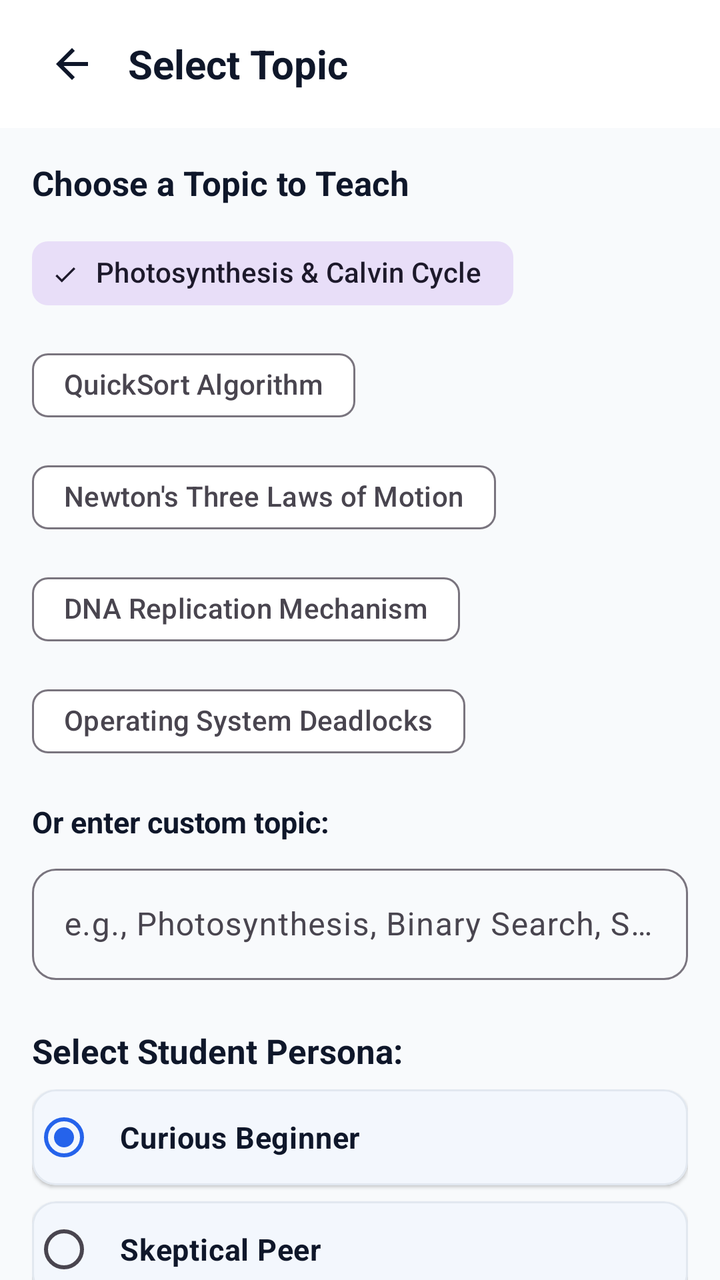
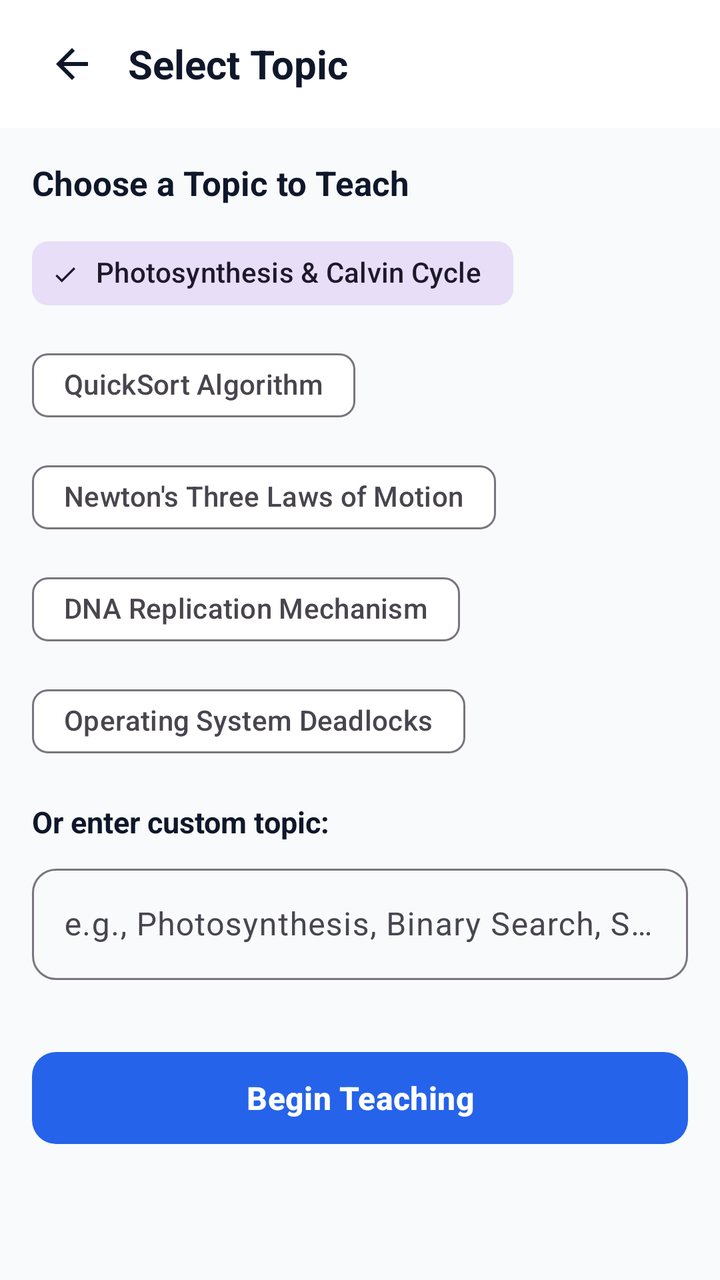

The first picture is an Android layout as it rendered before a commit; the second is the same layout after the commit. The layout source and the unified diff follow.
<!-- AndroidManifest.xml: application theme Theme.EduMate -->
<!-- res/layout/activity_topic_selection.xml -->
<?xml version="1.0" encoding="utf-8"?>
<androidx.coordinatorlayout.widget.CoordinatorLayout xmlns:android="http://schemas.android.com/apk/res/android"
    xmlns:app="http://schemas.android.com/apk/res-auto"
    android:layout_width="match_parent"
    android:layout_height="match_parent"
    android:background="@color/background">

    <com.google.android.material.appbar.AppBarLayout
        android:layout_width="match_parent"
        android:layout_height="wrap_content"
        android:background="@color/surface"
        app:elevation="1dp">

        <androidx.appcompat.widget.Toolbar
            android:id="@+id/toolbar"
            android:layout_width="match_parent"
            android:layout_height="?attr/actionBarSize">

            <LinearLayout
                android:layout_width="match_parent"
                android:layout_height="match_parent"
                android:gravity="center_vertical"
                android:orientation="horizontal">

                <ImageButton
                    android:id="@+id/btn_back"
                    android:layout_width="40dp"
                    android:layout_height="40dp"
                    android:background="?attr/selectableItemBackgroundBorderless"
                    android:contentDescription="Back"
                    android:src="@drawable/ic_arrow_back" />

                <TextView
                    android:layout_width="wrap_content"
                    android:layout_height="wrap_content"
                    android:layout_marginStart="8dp"
                    android:text="@string/title_topic_selection"
                    android:textColor="@color/text_primary"
                    android:textSize="20sp"
                    android:textStyle="bold" />
            </LinearLayout>
        </androidx.appcompat.widget.Toolbar>
    </com.google.android.material.appbar.AppBarLayout>

    <androidx.core.widget.NestedScrollView
        android:layout_width="match_parent"
        android:layout_height="match_parent"
        android:fillViewport="true"
        app:layout_behavior="@string/appbar_scrolling_view_behavior">

        <LinearLayout
            android:layout_width="match_parent"
            android:layout_height="wrap_content"
            android:orientation="vertical"
            android:padding="16dp">

            
            <TextView
                android:layout_width="wrap_content"
                android:layout_height="wrap_content"
                android:layout_marginBottom="10dp"
                android:text="@string/topic_choose_preset"
                android:textColor="@color/text_primary"
                android:textSize="17sp"
                android:textStyle="bold" />

            <com.google.android.material.chip.ChipGroup
                android:id="@+id/chip_group_topics"
                android:layout_width="match_parent"
                android:layout_height="wrap_content"
                android:layout_marginBottom="16dp"
                app:singleSelection="true">

                <com.google.android.material.chip.Chip
                    android:id="@+id/chip_photosynthesis"
                    style="@style/Widget.Material3.Chip.Filter"
                    android:layout_width="wrap_content"
                    android:layout_height="wrap_content"
                    android:checked="true"
                    android:text="Photosynthesis &amp; Calvin Cycle" />

                <com.google.android.material.chip.Chip
                    android:id="@+id/chip_quicksort"
                    style="@style/Widget.Material3.Chip.Filter"
                    android:layout_width="wrap_content"
                    android:layout_height="wrap_content"
                    android:text="QuickSort Algorithm" />

                <com.google.android.material.chip.Chip
                    android:id="@+id/chip_newton"
                    style="@style/Widget.Material3.Chip.Filter"
                    android:layout_width="wrap_content"
                    android:layout_height="wrap_content"
                    android:text="Newton's Three Laws of Motion" />

                <com.google.android.material.chip.Chip
                    android:id="@+id/chip_dna"
                    style="@style/Widget.Material3.Chip.Filter"
                    android:layout_width="wrap_content"
                    android:layout_height="wrap_content"
                    android:text="DNA Replication Mechanism" />

                <com.google.android.material.chip.Chip
                    android:id="@+id/chip_deadlocks"
                    style="@style/Widget.Material3.Chip.Filter"
                    android:layout_width="wrap_content"
                    android:layout_height="wrap_content"
                    android:text="Operating System Deadlocks" />
            </com.google.android.material.chip.ChipGroup>

            
            <TextView
                android:layout_width="wrap_content"
                android:layout_height="wrap_content"
                android:layout_marginBottom="8dp"
                android:text="@string/topic_custom_label"
                android:textColor="@color/text_primary"
                android:textSize="15sp"
                android:textStyle="bold" />

            <com.google.android.material.textfield.TextInputLayout
                android:id="@+id/til_custom_topic"
                style="@style/Widget.Material3.TextInputLayout.OutlinedBox"
                android:layout_width="match_parent"
                android:layout_height="wrap_content"
                android:layout_marginBottom="24dp"
                app:boxCornerRadiusBottomEnd="12dp"
                app:boxCornerRadiusBottomStart="12dp"
                app:boxCornerRadiusTopEnd="12dp"
                app:boxCornerRadiusTopStart="12dp">

                <com.google.android.material.textfield.TextInputEditText
                    android:id="@+id/et_custom_topic"
                    android:layout_width="match_parent"
                    android:layout_height="wrap_content"
                    android:hint="@string/topic_custom_hint"
                    android:inputType="textCapSentences"
                    android:maxLines="2" />
            </com.google.android.material.textfield.TextInputLayout>

            
            <TextView
                android:layout_width="wrap_content"
                android:layout_height="wrap_content"
                android:layout_marginBottom="8dp"
                android:text="@string/persona_choose_label"
                android:textColor="@color/text_primary"
                android:textSize="17sp"
                android:textStyle="bold" />

            <RadioGroup
                android:id="@+id/rg_personas"
                android:layout_width="match_parent"
                android:layout_height="wrap_content"
                android:layout_marginBottom="24dp">

                
                <com.google.android.material.card.MaterialCardView
                    android:layout_width="match_parent"
                    android:layout_height="wrap_content"
                    android:layout_marginBottom="8dp"
                    app:cardBackgroundColor="@color/surface"
                    app:cardCornerRadius="12dp"
                    app:cardElevation="1dp"
                    app:strokeColor="@color/card_border"
                    app:strokeWidth="1dp">

                    <RadioButton
                        android:id="@+id/rb_beginner"
                        android:layout_width="match_parent"
                        android:layout_height="wrap_content"
                        android:checked="true"
                        android:padding="12dp"
                        android:text="@string/persona_beginner"
                        android:textColor="@color/text_primary"
                        android:textSize="15sp"
                        android:textStyle="bold" />
                </com.google.android.material.card.MaterialCardView>

                
                <com.google.android.material.card.MaterialCardView
                    android:layout_width="match_parent"
                    android:layout_height="wrap_content"
                    android:layout_marginBottom="8dp"
                    app:cardBackgroundColor="@color/surface"
                    app:cardCornerRadius="12dp"
                    app:cardElevation="1dp"
                    app:strokeColor="@color/card_border"
                    app:strokeWidth="1dp">

                    <RadioButton
                        android:id="@+id/rb_skeptical"
                        android:layout_width="match_parent"
                        android:layout_height="wrap_content"
                        android:padding="12dp"
                        android:text="@string/persona_skeptical"
                        android:textColor="@color/text_primary"
                        android:textSize="15sp"
                        android:textStyle="bold" />
                </com.google.android.material.card.MaterialCardView>

                
                <com.google.android.material.card.MaterialCardView
                    android:layout_width="match_parent"
                    android:layout_height="wrap_content"
                    android:layout_marginBottom="8dp"
                    app:cardBackgroundColor="@color/surface"
                    app:cardCornerRadius="12dp"
                    app:cardElevation="1dp"
                    app:strokeColor="@color/card_border"
                    app:strokeWidth="1dp">

                    <RadioButton
                        android:id="@+id/rb_exam"
                        android:layout_width="match_parent"
                        android:layout_height="wrap_content"
                        android:padding="12dp"
                        android:text="@string/persona_exam"
                        android:textColor="@color/text_primary"
                        android:textSize="15sp"
                        android:textStyle="bold" />
                </com.google.android.material.card.MaterialCardView>
            </RadioGroup>

            
            <com.google.android.material.button.MaterialButton
                android:id="@+id/btn_begin"
                android:layout_width="match_parent"
                android:layout_height="54dp"
                android:layout_marginTop="8dp"
                android:layout_marginBottom="24dp"
                android:text="@string/btn_begin_teaching"
                android:textSize="16sp"
                android:textStyle="bold"
                app:cornerRadius="12dp" />

        </LinearLayout>
    </androidx.core.widget.NestedScrollView>
</androidx.coordinatorlayout.widget.CoordinatorLayout>
<!-- resources referenced by this layout -->
<resources>
  <color name="background">#F8FAFC</color>
  <color name="card_border">#E2E8F0</color>
  <color name="surface">#FFFFFF</color>
  <color name="text_primary">#0F172A</color>
  <!-- drawable ic_arrow_back (drawable) -->
  <vector xmlns:android="http://schemas.android.com/apk/res/android"
      android:width="24dp"
      android:height="24dp"
      android:viewportWidth="24"
      android:viewportHeight="24">
      <path
          android:fillColor="#FF0F172A"
          android:pathData="M20,11H7.83l5.59,-5.59L12,4l-8,8 8,8 1.41,-1.41L7.83,13H20v-2z"/>
  </vector>
  <string name="btn_begin_teaching">Begin Teaching</string>
  <string name="persona_beginner">Curious Beginner</string>
  <string name="persona_choose_label">Select Student Persona:</string>
  <string name="persona_exam">Exam Grader Style</string>
  <string name="persona_skeptical">Skeptical Peer</string>
  <string name="title_topic_selection">Select Topic</string>
  <string name="topic_choose_preset">Choose a Topic to Teach</string>
  <string name="topic_custom_hint">e.g., Photosynthesis, Binary Search, Special Relativity</string>
  <string name="topic_custom_label">Or enter custom topic:</string>
  <style name="Theme.EduMate" parent="Theme.Material3.DayNight.NoActionBar">
          <item name="colorPrimary">@color/primary</item>
          <item name="colorPrimaryVariant">@color/primary_variant</item>
          <item name="colorOnPrimary">@color/on_primary</item>
          <item name="colorSecondary">@color/secondary</item>
          <item name="colorOnSecondary">@color/on_secondary</item>
          <item name="android:colorBackground">@color/background</item>
          <item name="colorSurface">@color/surface</item>
          <item name="android:textColorPrimary">@color/text_primary</item>
          <item name="android:textColorSecondary">@color/text_secondary</item>
          <item name="android:statusBarColor">@color/surface</item>
          <item name="android:windowLightStatusBar">true</item>
      </style>
  <color name="primary">#2563EB</color>
  <color name="primary_variant">#1E40AF</color>
  <color name="on_primary">#FFFFFF</color>
  <color name="secondary">#0D9488</color>
  <color name="on_secondary">#FFFFFF</color>
  <color name="text_secondary">#64748B</color>
</resources>

<!-- the commit's change to res/layout/activity_topic_selection.xml (unified diff, before → after) -->
@@ -139,90 +139,6 @@
             </com.google.android.material.textfield.TextInputLayout>
 
             
-            <TextView
-                android:layout_width="wrap_content"
-                android:layout_height="wrap_content"
-                android:layout_marginBottom="8dp"
-                android:text="@string/persona_choose_label"
-                android:textColor="@color/text_primary"
-                android:textSize="17sp"
-                android:textStyle="bold" />
-
-            <RadioGroup
-                android:id="@+id/rg_personas"
-                android:layout_width="match_parent"
-                android:layout_height="wrap_content"
-                android:layout_marginBottom="24dp">
-
-                
-                <com.google.android.material.card.MaterialCardView
-                    android:layout_width="match_parent"
-                    android:layout_height="wrap_content"
-                    android:layout_marginBottom="8dp"
-                    app:cardBackgroundColor="@color/surface"
-                    app:cardCornerRadius="12dp"
-                    app:cardElevation="1dp"
-                    app:strokeColor="@color/card_border"
-                    app:strokeWidth="1dp">
-
-                    <RadioButton
-                        android:id="@+id/rb_beginner"
-                        android:layout_width="match_parent"
-                        android:layout_height="wrap_content"
-                        android:checked="true"
-                        android:padding="12dp"
-                        android:text="@string/persona_beginner"
-                        android:textColor="@color/text_primary"
-                        android:textSize="15sp"
-                        android:textStyle="bold" />
-                </com.google.android.material.card.MaterialCardView>
-
-                
-                <com.google.android.material.card.MaterialCardView
-                    android:layout_width="match_parent"
-                    android:layout_height="wrap_content"
-                    android:layout_marginBottom="8dp"
-                    app:cardBackgroundColor="@color/surface"
-                    app:cardCornerRadius="12dp"
-                    app:cardElevation="1dp"
-                    app:strokeColor="@color/card_border"
-                    app:strokeWidth="1dp">
-
-                    <RadioButton
-                        android:id="@+id/rb_skeptical"
-                        android:layout_width="match_parent"
-                        android:layout_height="wrap_content"
-                        android:padding="12dp"
-                        android:text="@string/persona_skeptical"
-                        android:textColor="@color/text_primary"
-                        android:textSize="15sp"
-                        android:textStyle="bold" />
-                </com.google.android.material.card.MaterialCardView>
-
-                
-                <com.google.android.material.card.MaterialCardView
-                    android:layout_width="match_parent"
-                    android:layout_height="wrap_content"
-                    android:layout_marginBottom="8dp"
-                    app:cardBackgroundColor="@color/surface"
-                    app:cardCornerRadius="12dp"
-                    app:cardElevation="1dp"
-                    app:strokeColor="@color/card_border"
-                    app:strokeWidth="1dp">
-
-                    <RadioButton
-                        android:id="@+id/rb_exam"
-                        android:layout_width="match_parent"
-                        android:layout_height="wrap_content"
-                        android:padding="12dp"
-                        android:text="@string/persona_exam"
-                        android:textColor="@color/text_primary"
-                        android:textSize="15sp"
-                        android:textStyle="bold" />
-                </com.google.android.material.card.MaterialCardView>
-            </RadioGroup>
-
-            
             <com.google.android.material.button.MaterialButton
                 android:id="@+id/btn_begin"
                 android:layout_width="match_parent"
<!-- resource entries referenced after the edit -->
@@ -1,7 +1,6 @@
 <!-- resources referenced by this layout -->
 <resources>
   <color name="background">#F8FAFC</color>
-  <color name="card_border">#E2E8F0</color>
   <color name="surface">#FFFFFF</color>
   <color name="text_primary">#0F172A</color>
   <!-- drawable ic_arrow_back (drawable) -->
@@ -15,10 +14,6 @@
           android:pathData="M20,11H7.83l5.59,-5.59L12,4l-8,8 8,8 1.41,-1.41L7.83,13H20v-2z"/>
   </vector>
   <string name="btn_begin_teaching">Begin Teaching</string>
-  <string name="persona_beginner">Curious Beginner</string>
-  <string name="persona_choose_label">Select Student Persona:</string>
-  <string name="persona_exam">Exam Grader Style</string>
-  <string name="persona_skeptical">Skeptical Peer</string>
   <string name="title_topic_selection">Select Topic</string>
   <string name="topic_choose_preset">Choose a Topic to Teach</string>
   <string name="topic_custom_hint">e.g., Photosynthesis, Binary Search, Special Relativity</string>
